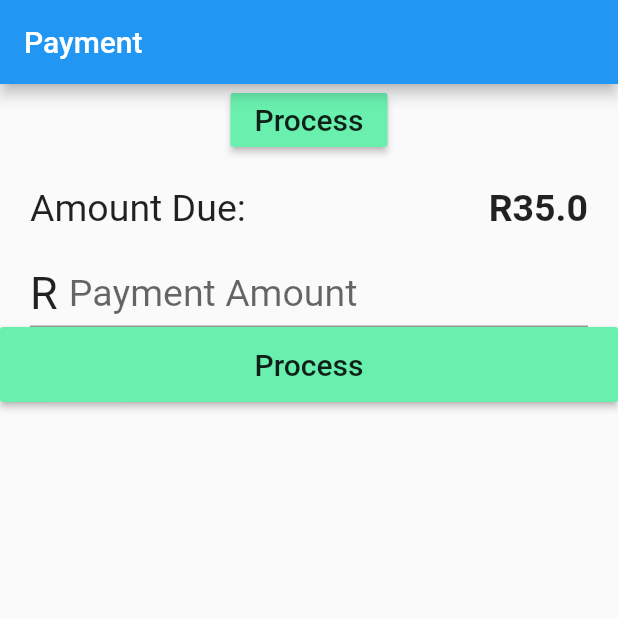
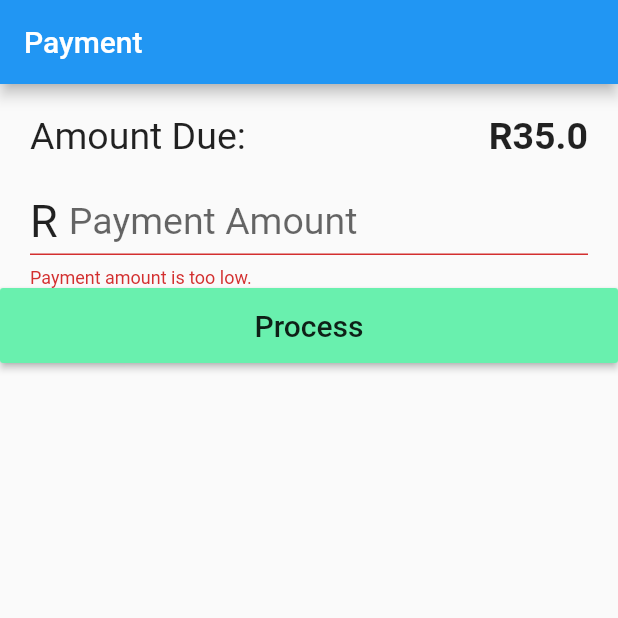
Before and after one commit to callums-archive/cashMeOutside, a Flutter app: the screen it shows after launch, after a tap on "Process", on a phone screen of 412 x 824 dp, the top half of it. Run offline on Flutter 3.47's test engine with Material 2 defaults, Android fonts, the phone set to English and light mode, and no system bars; our stand-ins replace bloc, equatable, flutter_bloc.

```diff
--- a/lib/app.dart
+++ /dev/null
@@ -1,6 +0,0 @@
-import 'package:flutter/material.dart';
-import 'payment/payment.dart';
-
-class PaymentApp extends MaterialApp {
-  const PaymentApp({Key key}) : super(key: key, home: const PaymentPage());
-}
--- a/lib/payment/bloc/payment_bloc.dart
+++ b/lib/bloc/payment/payment_bloc.dart
@@ -1,6 +1,6 @@
 import 'package:bloc/bloc.dart';
-import 'package:cashMeOutside/payment/bloc/payment_events.dart';
-import 'package:cashMeOutside/payment/bloc/payment_state.dart';
+import "./payment_state.dart";
+import "./payment_events.dart";
 
 class PaymentBloc extends Bloc<PaymentEvent, PaymentState> {
   PaymentBloc(double amountDue) : super(PaymentState(initAmountDue: amountDue));
@@ -19,9 +19,9 @@ class PaymentBloc extends Bloc<PaymentEvent, PaymentState> {
 
   @override
   void onChange(Change<PaymentState> change) {
-    print("there has been a change");
-    print("current: ${change.currentState.paymentMade}");
-    print("next: ${change.nextState.paymentMade}");
+    // print("there has been a change");
+    // print("current: ${change.currentState.paymentMade}");
+    // print("next: ${change.nextState.paymentMade}");
     super.onChange(change);
   }
 }
--- /dev/null
+++ b/lib/bloc/payment_bloc.dart
@@ -0,0 +1,27 @@
+import 'package:bloc/bloc.dart';
+import 'package:cashMeOutside/bloc/payment/payment_events.dart';
+import 'package:cashMeOutside/bloc/payment/payment_state.dart';
+
+class PaymentBloc extends Bloc<PaymentEvent, PaymentState> {
+  PaymentBloc(double amountDue) : super(PaymentState(initAmountDue: amountDue));
+
+  @override
+  Stream<PaymentState> mapEventToState(PaymentEvent event) async* {
+    if (event is AddPayment) {
+      yield* _mapAddPaymentToState(event);
+    }
+  }
+
+  Stream<PaymentState> _mapAddPaymentToState(AddPayment payment) async* {
+    state.paymentMade = payment.amount;
+    yield state;
+  }
+
+  @override
+  void onChange(Change<PaymentState> change) {
+    // print("there has been a change");
+    // print("current: ${change.currentState.paymentMade}");
+    // print("next: ${change.nextState.paymentMade}");
+    super.onChange(change);
+  }
+}
--- a/lib/main.dart
+++ b/lib/main.dart
@@ -1,6 +1,7 @@
 import 'package:bloc/bloc.dart';
+import 'package:cashMeOutside/breakdown/view/breakdown_page.dart';
+import 'package:cashMeOutside/payment/view/payment_page.dart';
 import 'package:flutter/material.dart';
-import 'app.dart';
 
 class CounterObserver extends BlocObserver {
   @override
@@ -12,5 +13,11 @@ class CounterObserver extends BlocObserver {
 
 void main() {
   Bloc.observer = CounterObserver();
-  runApp(PaymentApp());
+  runApp(MaterialApp(
+    initialRoute: "/",
+    routes: {
+      "/": (context) => PaymentPage(),
+      "/breakdown": (context) => BreakdownPage()
+    },
+  ));
 }
--- a/lib/payment/view/payment_form.dart
+++ b/lib/payment/view/payment_form.dart
@@ -1,8 +1,11 @@
-import 'package:cashMeOutside/payment/bloc/payment_state.dart';
+import 'package:cashMeOutside/bloc/payment/payment_events.dart';
+import 'package:cashMeOutside/bloc/payment/payment_state.dart';
+import 'package:cashMeOutside/bloc/payment_bloc.dart';
 import 'package:cashMeOutside/tools/decimal_text_input_formatter.dart';
 import 'package:cashMeOutside/tools/snackbar.dart';
 import 'package:flutter/material.dart';
 import 'package:flutter/services.dart';
+import 'package:flutter_bloc/flutter_bloc.dart';
 
 class PaymentForm extends StatefulWidget {
   PaymentState _paymentState;
@@ -18,6 +21,7 @@ class PaymentFormState extends State<PaymentForm> {
   final _formKey = GlobalKey<FormState>();
 
   bool _isValid = false;
+  final paymentAmount = TextEditingController();
 
   @override
   Widget build(BuildContext context) {
@@ -39,6 +43,7 @@ class PaymentFormState extends State<PaymentForm> {
             child: Container(
               padding: EdgeInsets.fromLTRB(20.0, 0, 20.0, 0),
               child: TextFormField(
+                controller: paymentAmount,
                 validator: (value) {
                   var payment = double.tryParse(value) ?? 0;
                   if (payment < widget._paymentState.amountDue) {
@@ -70,10 +75,15 @@ class PaymentFormState extends State<PaymentForm> {
                 height: 50.0,
                 child: RaisedButton(
                   onPressed: () {
-                    // context.bloc<PaymentBloc>().add(AddPayment(amount: 33.33));
                     if (_formKey.currentState.validate()) {
-                      showSnackBar(
-                          context, "Please Wait...", Colors.blueAccent);
+                      double payment = double.parse(paymentAmount.text);
+                      var paymentBloc = BlocProvider.of<PaymentBloc>(context);
+                      paymentBloc.add(AddPayment(amount: payment));
+                      paymentBloc.close();
+                      Navigator.pushNamed(context, "/breakdown");
+                    } else {
+                      showSnackBar(context, "Please correct the errors",
+                          Colors.redAccent);
                     }
                   },
                   child: Text(
--- a/lib/payment/view/payment_page.dart
+++ b/lib/payment/view/payment_page.dart
@@ -1,9 +1,7 @@
+import 'package:cashMeOutside/bloc/payment_bloc.dart';
 import 'package:flutter/material.dart';
 import 'package:flutter_bloc/flutter_bloc.dart';
-
 import 'payment_view.dart';
-
-import '../bloc/payment_bloc.dart';
 
 class PaymentPage extends StatelessWidget {
   const PaymentPage({Key key}) : super(key: key);
--- a/lib/payment/view/payment_view.dart
+++ b/lib/payment/view/payment_view.dart
@@ -1,10 +1,8 @@
-import 'package:cashMeOutside/payment/bloc/payment_events.dart';
-import 'package:cashMeOutside/payment/bloc/payment_state.dart';
+import 'package:cashMeOutside/bloc/payment/payment_state.dart';
+import 'package:cashMeOutside/bloc/payment_bloc.dart';
 import 'package:cashMeOutside/payment/view/payment_form.dart';
 import 'package:flutter/material.dart';
 import 'package:flutter_bloc/flutter_bloc.dart';
-
-import '../bloc/payment_bloc.dart';
 
 class PaymentView extends StatelessWidget {
   @override
@@ -12,24 +10,7 @@ class PaymentView extends StatelessWidget {
     return Scaffold(
         appBar: AppBar(title: Text("Payment")),
         body: BlocBuilder<PaymentBloc, PaymentState>(builder: (context, state) {
-          void payment(ad) {
-            var t = context.bloc<PaymentBloc>();
-            t.add(AddPayment(amount: ad));
-            t.close();
-            print(state.paymentMade);
-          }
-
           return Column(children: <Widget>[
-            RaisedButton(
-              onPressed: () {
-                payment(1235.0);
-              },
-              child: Text(
-                "Process",
-                style: TextStyle(fontSize: 20.0),
-              ),
-              color: Colors.greenAccent,
-            ),
             Container(
                 padding: EdgeInsets.all(20.0),
                 child: Row(children: <Widget>[
--- a/lib/tools/snackbar.dart
+++ b/lib/tools/snackbar.dart
@@ -2,6 +2,7 @@ import 'package:flutter/material.dart';
 
 var showSnackBar = (context, message, color) => {
       Scaffold.of(context).showSnackBar(SnackBar(
+        duration: Duration(seconds: 0, milliseconds: 300),
         backgroundColor: color,
         content: Text(
           message,
```
Also changed, not shown: lib/breakdown/view/breakdown_page.dart (added, +14 -0 lines), lib/breakdown/view/breakdown_view.dart (added, +18 -0 lines), lib/bloc/payment/payment_events.dart (renamed from lib/payment/bloc/payment_events.dart), lib/bloc/payment/payment_state.dart (renamed from lib/payment/bloc/payment_state.dart).
